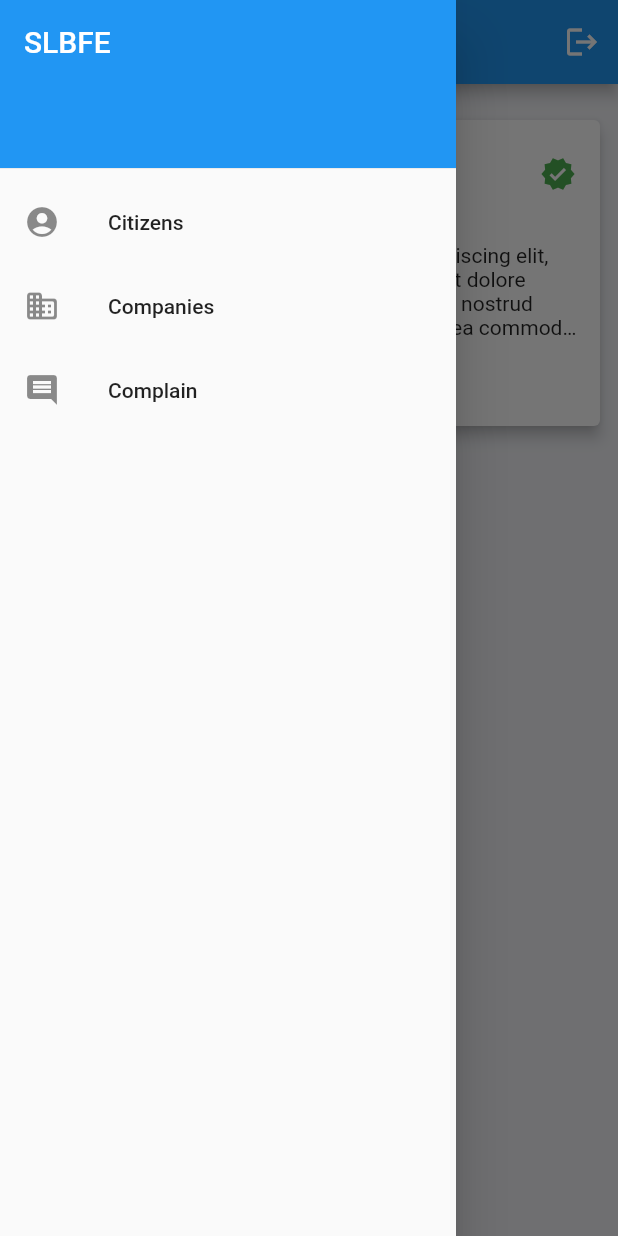
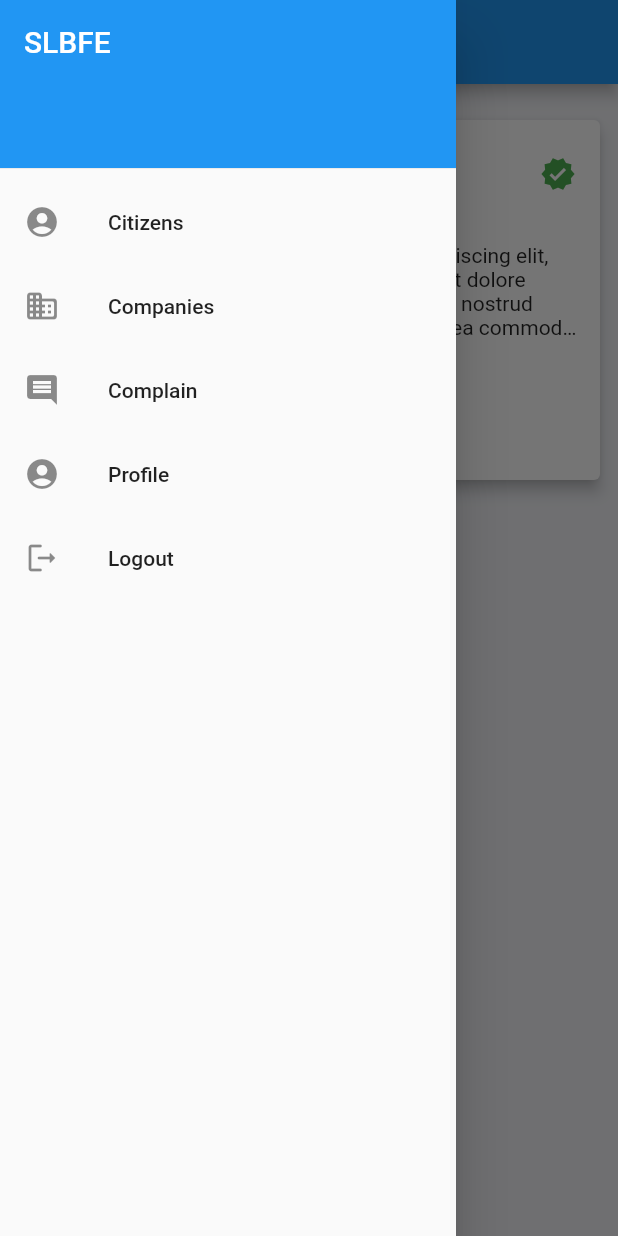
Before and after one commit to mAlex28/SLBFE-App, a Flutter app: the CompanyHomePage screen opened by its route, with the side drawer open, on a phone screen of 412 x 824 dp. Run offline on Flutter 3.47's test engine with Material 2 defaults, Android fonts, the phone set to English and light mode, and no system bars; our stand-ins replace file_picker, fluttertoast, geolocator, localstorage, modal_progress_hud_nsn; missing offline and left inert: api_cache_manager.

Commit message:
user profile

```diff
--- a/mobile/lib/company/company_home.dart
+++ b/mobile/lib/company/company_home.dart
@@ -1,6 +1,5 @@
 import 'package:flutter/material.dart';
-import 'package:mobile/services/api_services.dart';
-import 'package:mobile/services/shared_services.dart';
+import 'package:mobile/custom/cutom_drawer.dart';
 
 class CompanyHomePage extends StatefulWidget {
   const CompanyHomePage({Key? key}) : super(key: key);
@@ -10,62 +9,13 @@ class CompanyHomePage extends StatefulWidget {
 }
 
 class _CompanyHomePageState extends State<CompanyHomePage> {
-  bool isVerified = false;
-
-//TODO: qualifications
   @override
   Widget build(BuildContext context) {
     return Scaffold(
       appBar: AppBar(
         title: const Text('Companies'),
-        actions: [
-          IconButton(
-              onPressed: () => SharedService.logout(context),
-              icon: const Icon(Icons.logout))
-        ],
       ),
-      drawer: Drawer(
-          child: ListView(
-        padding: EdgeInsets.zero,
-        children: <Widget>[
-          const SizedBox(
-            height: 120.0,
-            child: DrawerHeader(
-              decoration: BoxDecoration(
-                color: Colors.blue,
-              ),
-              child: Text(
-                'SLBFE',
-                style: TextStyle(
-                  color: Colors.white,
-                  fontSize: 20,
-                ),
-              ),
-            ),
-          ),
-          ListTile(
-            leading: Icon(Icons.account_circle),
-            title: Text('Citizens'),
-            onTap: () {
-              Navigator.pop(context); // close the drawer
-            },
-          ),
-          ListTile(
-            leading: Icon(Icons.business_rounded),
-            title: Text('Companies'),
-            onTap: () {
-              Navigator.pop(context); // close the drawer
-            },
-          ),
-          ListTile(
-            leading: Icon(Icons.comment),
-            title: Text('Complain'),
-            onTap: () {
-              Navigator.pop(context); // close the drawer
-            },
-          ),
-        ],
-      )),
+      drawer: const CustomDrawer(),
       backgroundColor: const Color(0xfff1f2f6),
       body: Padding(
         padding: const EdgeInsets.only(top: 20.0, left: 8.0, right: 8.0),
@@ -81,8 +31,8 @@ class _CompanyHomePageState extends State<CompanyHomePage> {
         mainAxisSize: MainAxisSize.min,
         children: <Widget>[
           const ListTile(
-            title: Text('Alex Smith'),
-            subtitle: Text('Software engineer'),
+            title: Text('Dev-lopers'),
+            subtitle: Text('BakerStreet, uk'),
             trailing: Icon(
               Icons.verified,
               color: Colors.green,
@@ -96,6 +46,21 @@ class _CompanyHomePageState extends State<CompanyHomePage> {
               overflow: TextOverflow.ellipsis,
               softWrap: false,
             ),
+          ),
+          Row(
+            mainAxisAlignment: MainAxisAlignment.start,
+            children: const <Widget>[
+              Padding(
+                padding: EdgeInsets.all(10.0),
+                child: Text(
+                  'Software developement, IoT',
+                  style: TextStyle(color: Colors.grey),
+                  maxLines: 2,
+                  overflow: TextOverflow.ellipsis,
+                  softWrap: false,
+                ),
+              ),
+            ],
           ),
           Row(
             mainAxisAlignment: MainAxisAlignment.start,
--- /dev/null
+++ b/mobile/lib/custom/cutom_drawer.dart
@@ -0,0 +1,148 @@
+import 'package:flutter/material.dart';
+import 'package:mobile/routes/routes.dart';
+import 'package:mobile/services/api_services.dart';
+import 'package:mobile/services/shared_services.dart';
+
+class CustomDrawer extends StatefulWidget {
+  const CustomDrawer({Key? key}) : super(key: key);
+
+  @override
+  State<CustomDrawer> createState() => _CustomDrawerState();
+}
+
+class _CustomDrawerState extends State<CustomDrawer> {
+  final TextEditingController _emailController = TextEditingController();
+  final TextEditingController _complainTopicController =
+      TextEditingController();
+  final TextEditingController _complainDespController = TextEditingController();
+
+  Future _complainDialog() => showDialog(
+      context: context,
+      builder: (context) => AlertDialog(
+            title: const Text(
+              'Add a complain',
+              textAlign: TextAlign.center,
+            ),
+            content: SizedBox(
+              height: 300,
+              child: SingleChildScrollView(
+                child: Column(
+                  children: [
+                    TextField(
+                        autofocus: true,
+                        keyboardType: TextInputType.emailAddress,
+                        controller: _emailController,
+                        decoration: const InputDecoration(
+                            enabledBorder: OutlineInputBorder(
+                                borderRadius:
+                                    BorderRadius.all(Radius.circular(4.0))),
+                            hintText: 'Email address')),
+                    const SizedBox(
+                      height: 10,
+                    ),
+                    TextField(
+                        controller: _complainTopicController,
+                        autofocus: true,
+                        decoration: const InputDecoration(
+                            enabledBorder: OutlineInputBorder(
+                                borderRadius:
+                                    BorderRadius.all(Radius.circular(4.0))),
+                            hintText: 'What are you complaining?')),
+                    const SizedBox(
+                      height: 10,
+                    ),
+                    TextField(
+                        controller: _complainDespController,
+                        keyboardType: TextInputType.multiline,
+                        maxLines: 5,
+                        maxLength: 1000,
+                        autofocus: true,
+                        decoration: const InputDecoration(
+                            enabledBorder: OutlineInputBorder(
+                                borderRadius:
+                                    BorderRadius.all(Radius.circular(4.0))),
+                            hintText: 'Describe your complain')),
+                  ],
+                ),
+              ),
+            ),
+            actions: [
+              TextButton(
+                  onPressed: () => Navigator.of(context).pop(),
+                  child: const Text('Cancel')),
+              TextButton(
+                  onPressed: () async {
+                    APIService.makeComplains(
+                            _emailController.text.trim(),
+                            _complainTopicController.text.trim(),
+                            _complainDespController.text.trim())
+                        .then((value) => Navigator.of(context).pop());
+
+                    _emailController.clear();
+                    _complainTopicController.clear();
+                    _complainDespController.clear();
+                  },
+                  child: const Text('Submit')),
+            ],
+          ));
+
+  @override
+  Widget build(BuildContext context) {
+    return Drawer(
+        child: ListView(
+      padding: EdgeInsets.zero,
+      children: <Widget>[
+        const SizedBox(
+          height: 120.0,
+          child: DrawerHeader(
+            decoration: BoxDecoration(
+              color: Colors.blue,
+            ),
+            child: Text(
+              'SLBFE',
+              style: TextStyle(
+                color: Colors.white,
+                fontSize: 20,
+              ),
+            ),
+          ),
+        ),
+        ListTile(
+          leading: const Icon(Icons.account_circle),
+          title: const Text('Citizens'),
+          onTap: () {
+            Navigator.pushNamedAndRemoveUntil(
+                context, homeRoute, (route) => false);
+          },
+        ),
+        ListTile(
+          leading: const Icon(Icons.business_rounded),
+          title: const Text('Companies'),
+          onTap: () {
+            Navigator.pushNamedAndRemoveUntil(
+                context, companyHomeRoute, (route) => false);
+          },
+        ),
+        ListTile(
+          leading: const Icon(Icons.comment),
+          title: const Text('Complain'),
+          onTap: () async {
+            await _complainDialog();
+          },
+        ),
+        ListTile(
+          leading: const Icon(Icons.account_circle_rounded),
+          title: const Text('Profile'),
+          onTap: () {
+            Navigator.pop(context); // close the drawer
+          },
+        ),
+        ListTile(
+          leading: const Icon(Icons.logout_rounded),
+          title: const Text('Logout'),
+          onTap: () => SharedService.logout(context),
+        ),
+      ],
+    ));
+  }
+}
--- a/mobile/lib/main.dart
+++ b/mobile/lib/main.dart
@@ -1,13 +1,15 @@
 import 'package:flutter/material.dart';
+import 'package:mobile/citizen/citizen_profile.dart';
 import 'package:mobile/company/citizen_sign_up.dart';
 import 'package:mobile/company/company_home.dart';
+import 'package:mobile/company/company_profile.dart';
 import 'package:mobile/home.dart';
 import 'package:mobile/routes/routes.dart';
 import 'package:mobile/services/shared_services.dart';
 import 'package:mobile/sign_in.dart';
 import 'package:mobile/citizen/citizen_sign_up.dart';
 
-Widget _defaultHome = const CitizenSignUpPage();
+Widget _defaultHome = const SignIn();
 
 void main() async {
   WidgetsFlutterBinding.ensureInitialized();
@@ -38,24 +40,10 @@ class MyApp extends StatelessWidget {
         citizenRegister: (context) => const CitizenSignUpPage(),
         companyRegister: (context) => const CompanySignUpPage(),
         homeRoute: (context) => const HomePage(),
-        companyHomeRoute: (context) => const CompanyHomePage()
+        companyHomeRoute: (context) => const CompanyHomePage(),
+        citizenProfileRoute: (context) => const CitizenProfilePage(),
+        companyProfileRoute: (context) => const CompanyProfilePage()
       },
     );
   }
 }
-
-// class AuthenticationWrapper extends StatelessWidget {
-//   const AuthenticationWrapper({Key? key}) : super(key: key);
-
-//   @override
-//   Widget build(BuildContext context) {
-//     final LocalStorage storage = LocalStorage('localstorage');
-//     final isLogged = json.decode(storage.getItem('profile'));
-
-//     print(isLogged);
-
-//     return const Scaffold(
-//       body: Center(child: Text('auth')),
-//     );
-//   }
-// }
--- a/mobile/lib/routes/routes.dart
+++ b/mobile/lib/routes/routes.dart
@@ -4,4 +4,5 @@ const companyRegister = '/company-register/';
 const homeRoute = '/home/';
 const companyHomeRoute = '/company-home/';
 const userProfileRoute = '/user-profile/';
-const editUserProfileRoute = '/user-profile/edit';
+const citizenProfileRoute = '/citizen-profile/';
+const companyProfileRoute = '/company-profile/';
--- a/mobile/pubspec.yaml
+++ b/mobile/pubspec.yaml
@@ -42,6 +42,7 @@ dependencies:
   geolocator: ^8.2.0
   file_picker: ^4.5.1
   path_provider: ^2.0.9
+  url_launcher: ^6.1.0
 
 dev_dependencies:
   flutter_test:
```
Also changed, not shown: mobile/lib/citizen/citizen_profile.dart (+24 -0 lines), mobile/lib/company/company_profile.dart (+24 -0 lines), mobile/lib/home.dart (+202 -197 lines), mobile/lib/services/api_services.dart (+3 -21 lines), mobile/lib/sign_in.dart (+0 -9 lines), mobile/lib/models/complain_model.dart (deleted), mobile/pubspec.lock, 7 other files.
